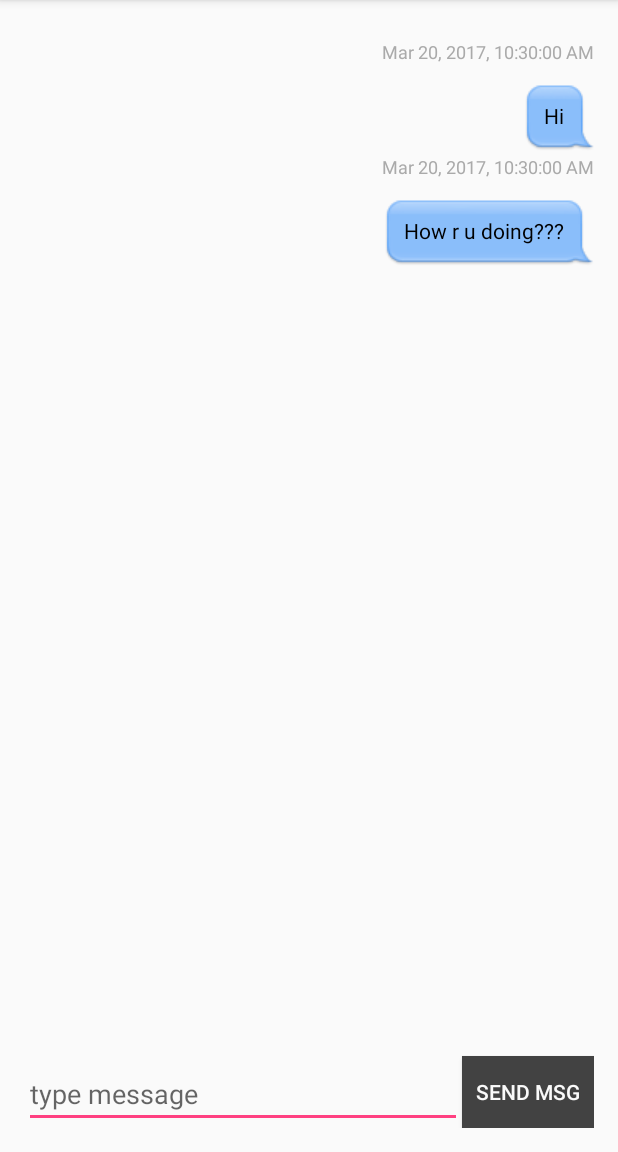
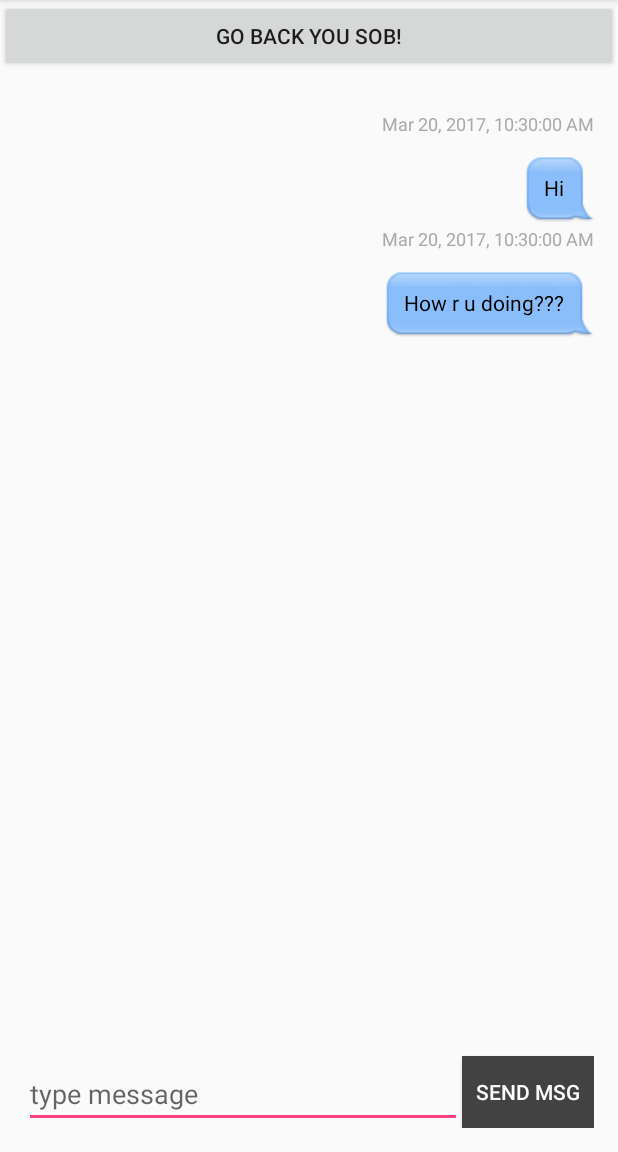
Before and after one commit to sagarmohankcl/groupproject, an Android app: the screen it shows after launch (ChatActivity), on a phone screen of 412 x 824 dp, the part 84-1236 px from its top. Run offline under Robolectric (Android 15) with nearby library versions, the phone set to English and light mode, and no system bars.

Commit message:
Adding back button functionality for chat screen

```diff
--- a/android_client/app/src/main/java/com/example/tharuni/synomiliachat/ChatActivity.java
+++ b/android_client/app/src/main/java/com/example/tharuni/synomiliachat/ChatActivity.java
@@ -1,5 +1,6 @@
 package com.example.tharuni.synomiliachat;
 
+import android.app.Activity;
 import android.support.v7.app.ActionBarActivity;
 import android.support.v7.app.AppCompatActivity;
 import android.os.Bundle;
@@ -12,6 +13,7 @@ import android.widget.EditText;
 import android.widget.ListView;
 import android.widget.RelativeLayout;
 import android.widget.TextView;
+import android.content.Intent;
 
 import com.example.tharuni.synomiliachat.ChatFunctionality.ChatAdapter;
 import com.example.tharuni.synomiliachat.ChatFunctionality.ChatMessage;
@@ -36,11 +38,22 @@ public class ChatActivity extends AppCompatActivity {
         protected void onCreate(Bundle savedInstanceState) {
             super.onCreate(savedInstanceState);
             setContentView(R.layout.activity_chat);
+            Button backBtn = (Button) findViewById(R.id.backBtn);
             initControls();
             MakingConnection mc = new MakingConnection("10.40.143.175",5000);
             mc.execute();
 
-        }
+            backBtn.setOnClickListener(new View.OnClickListener() {
+                @Override
+                public void onClick(View v) {
+                    Intent intent = new Intent(ChatActivity.this, MainActivity.class);
+                    startActivity(intent);
+                }
+            });
+                }
+
+
+
 
         @Override
         public boolean onCreateOptionsMenu(Menu menu) {
--- a/android_client/app/src/main/res/layout/activity_chat.xml
+++ b/android_client/app/src/main/res/layout/activity_chat.xml
@@ -5,6 +5,13 @@
 android:layout_width="match_parent"
 android:layout_height="match_parent"
 android:orientation="vertical">
+
+    <Button
+        android:id="@+id/backBtn"
+        android:layout_width="match_parent"
+        android:layout_height="wrap_content"
+        android:text="Go back you SOB!" />
+
     <RelativeLayout xmlns:android="http://schemas.android.com/apk/res/android"
         xmlns:tools="http://schemas.android.com/tools"
         android:id="@+id/activity_chat"
--- a/android_client/build.gradle
+++ b/android_client/build.gradle
@@ -5,7 +5,7 @@ buildscript {
         jcenter()
     }
     dependencies {
-        classpath 'com.android.tools.build:gradle:2.2.3'
+        classpath 'com.android.tools.build:gradle:2.3.0'
 
         // NOTE: Do not place your application dependencies here; they belong
         // in the individual module build.gradle files
```
Also changed, not shown: android_client/gradle/wrapper/gradle-wrapper.properties.
